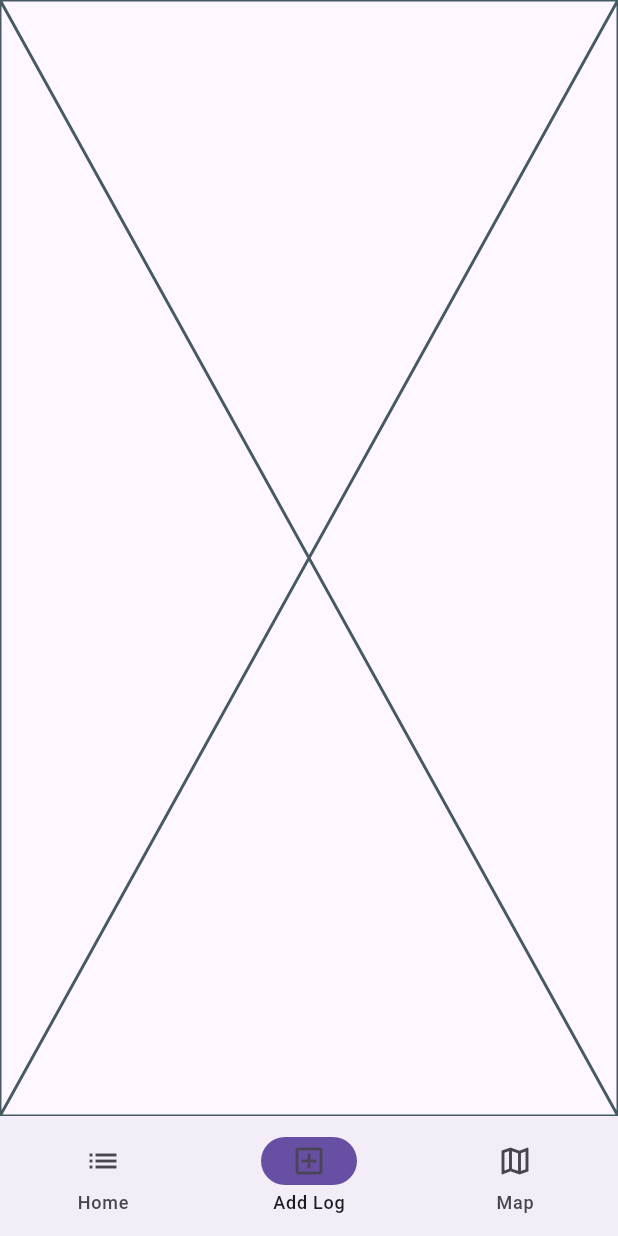
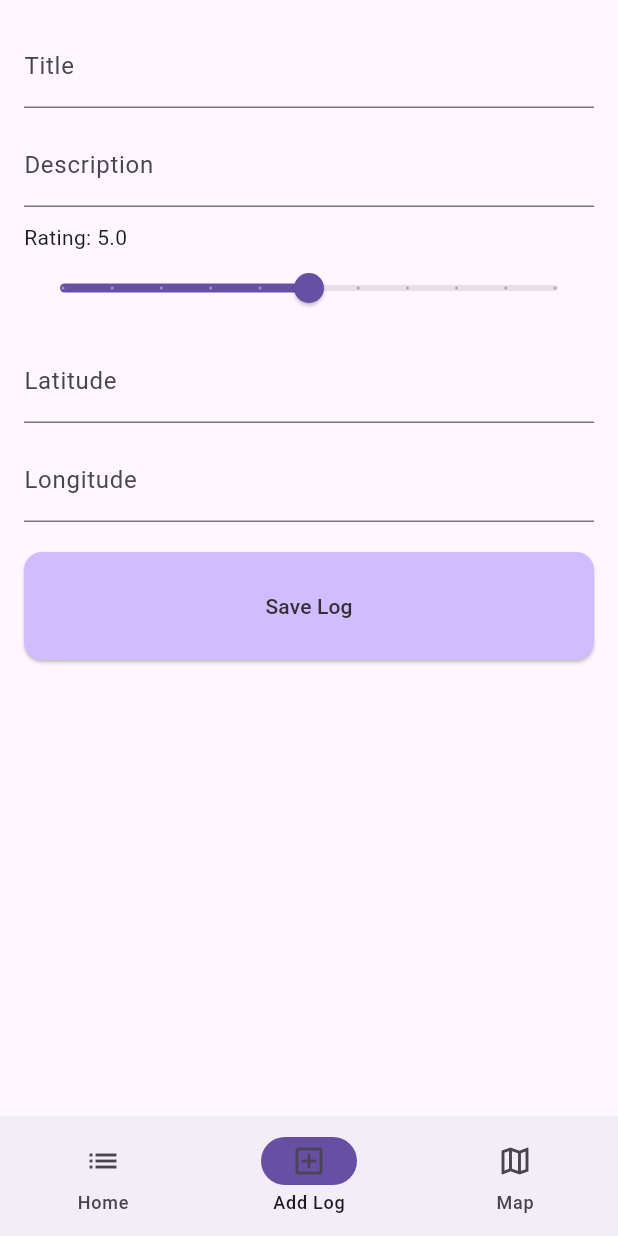
Before and after one commit to jovan-trajkovic/memorymap-flutter, a Flutter app: the screen it shows after launch, item 2 of the bottom bar chosen, on a phone screen of 412 x 824 dp. Run offline on Flutter 3.47's test engine with Material 3 defaults, Android fonts, the phone set to English and light mode, and no system bars; our stand-ins replace drift, go_router; accounts and stored records are empty; generated files the repository leaves out were written again.

Commit message:
added add_log_screen and its functions

```diff
--- /dev/null
+++ b/devtools_options.yaml
@@ -0,0 +1,3 @@
+description: This file stores settings for Dart & Flutter DevTools.
+documentation: https://docs.flutter.dev/tools/devtools/extensions#configure-extension-enablement-states
+extensions:
--- a/lib/objects/location_log.dart
+++ b/lib/objects/location_log.dart
@@ -5,7 +5,7 @@ class LocationLog extends Table{
   IntColumn get id => integer().autoIncrement()();
   TextColumn get logName => text()();
   TextColumn get description => text()();
-  RealColumn get rating => real()();
+  IntColumn get rating => integer()();
   RealColumn get latitude => real()();
   RealColumn get longitude => real()();
   TextColumn get thumbnailPath => text().clientDefault(() => '')();
--- a/lib/screens/add_log_screen.dart
+++ b/lib/screens/add_log_screen.dart
@@ -1,4 +1,8 @@
+import 'package:drift/drift.dart' as drift;
 import 'package:flutter/material.dart';
+import 'package:memory_map/database/memory_map_database.dart';
+import 'package:memory_map/log_provider.dart';
+import 'package:provider/provider.dart';
 
 class AddLogScreen extends StatefulWidget {
   const AddLogScreen({super.key});
@@ -8,8 +12,119 @@ class AddLogScreen extends StatefulWidget {
 }
 
 class _AddLogScreenState extends State<AddLogScreen> {
+  final TextEditingController _titleController = TextEditingController();
+  final TextEditingController _descriptionController = TextEditingController();
+  final TextEditingController _latitudeController = TextEditingController();
+  final TextEditingController _longitudeController = TextEditingController();
+  int _rating = 5;
+
+  void buttonPressed() {
+    final logProvider = Provider.of<LogProvider>(context, listen: false);
+
+    if (_titleController.text.isNotEmpty &&
+        _descriptionController.text.isNotEmpty &&
+        _latitudeController.text.isNotEmpty &&
+        _longitudeController.text.isNotEmpty) {
+      //no need to check if coords are proper numbers, since they will be added from a map
+      //todo: gonna add a map to select the location
+      var log = LocationLogCompanion(
+        logName: drift.Value(_titleController.text),
+        description: drift.Value(_descriptionController.text),
+        rating: drift.Value(_rating),
+        latitude: drift.Value(double.tryParse(_latitudeController.text) ?? 0.0),
+        longitude: drift.Value(
+          double.tryParse(_longitudeController.text) ?? 0.0,
+        ),
+        addDate: drift.Value(DateTime.now()),
+      );
+
+      _titleController.clear();
+      _descriptionController.clear();
+      _latitudeController.clear();
+      _longitudeController.clear();
+      setState(() {
+        _rating = 5;
+      });
+      logProvider.addLog(log);
+    } else {
+      ScaffoldMessenger.of(context).showSnackBar(
+        SnackBar(
+          content: const Text("You need to enter all fields"),
+          duration: Duration(milliseconds: 1500),
+        ),
+      );
+    }
+  }
+
   @override
   Widget build(BuildContext context) {
-    return const Placeholder();
+    return Scaffold(
+      body: Padding(
+        padding: const EdgeInsets.all(16.0),
+        child: Column(
+          crossAxisAlignment: CrossAxisAlignment.start,
+          children: [
+            TextFormField(
+              controller: _titleController,
+              decoration: const InputDecoration(labelText: 'Title'),
+            ),
+            const SizedBox(height: 10),
+            TextFormField(
+              controller: _descriptionController,
+              decoration: const InputDecoration(labelText: 'Description'),
+              minLines: 1,
+              maxLines: 2,
+            ),
+            const SizedBox(height: 10),
+            Text('Rating: ${_rating.toStringAsFixed(1)}'),
+            Slider(
+              value: _rating.toDouble(),
+              min: 0,
+              max: 10,
+              divisions: 10,
+              label: _rating.toStringAsFixed(1),
+              onChanged: (value) {
+                setState(() {
+                  _rating = value.toInt();
+                });
+              },
+            ),
+            const SizedBox(height: 10),
+            TextFormField(
+              controller: _latitudeController,
+              decoration: const InputDecoration(labelText: 'Latitude'),
+              keyboardType: TextInputType.number,
+            ),
+            const SizedBox(height: 10),
+            TextFormField(
+              controller: _longitudeController,
+              decoration: const InputDecoration(labelText: 'Longitude'),
+              keyboardType: TextInputType.number,
+            ),
+            const SizedBox(height: 20),
+            SizedBox(
+              width: double.infinity,
+              child: ElevatedButton(
+                style: ElevatedButton.styleFrom(
+                  backgroundColor: Theme.of(context).colorScheme.inversePrimary,
+                  padding: const EdgeInsets.symmetric(vertical: 26),
+                  shape: RoundedRectangleBorder(
+                    borderRadius: BorderRadius.circular(12),
+                  ),
+                ),
+                onPressed: () => buttonPressed(),
+                child: Text(
+                  'Save Log',
+                  style: TextStyle(
+                    fontSize: 14,
+                    color: Theme.of(context).colorScheme.inverseSurface,
+                  ),
+                ),
+              ),
+            ),
+          ],
+        ),
+      ),
+    );
   }
 }
--- a/lib/screens/home_screen.dart
+++ b/lib/screens/home_screen.dart
@@ -1,8 +1,6 @@
 import 'package:flutter/material.dart';
-import 'package:memory_map/database/memory_map_database.dart';
 import 'package:memory_map/log_provider.dart';
 import 'package:provider/provider.dart';
-import 'package:drift/drift.dart' as drift;
 
 class HomeScreen extends StatefulWidget {
   const HomeScreen({super.key});
@@ -12,6 +10,7 @@ class HomeScreen extends StatefulWidget {
 }
 
 class _HomeScreenState extends State<HomeScreen> {
+  /*
   @override void initState() {
     super.initState();
     Future.microtask(() {
@@ -20,14 +19,13 @@ class _HomeScreenState extends State<HomeScreen> {
         logName: drift.Value("Beach Trip"),
         description: drift.Value("Visited the beach."),
         addDate: drift.Value(DateTime(2024, 3, 18)),
-        rating: drift.Value(2.0),
+        rating: drift.Value(2),
         latitude: drift.Value(0.0),
         longitude: drift.Value(0.0),
-        thumbnailPath: drift.Value(''),
       ));
-      //logProvider.loadLogs();
+      logProvider.loadLogs();
     });
-  }
+  }*/
 
   @override
   Widget build(BuildContext context) {
```
Also changed, not shown: lib/database/memory_map_database.g.dart.
